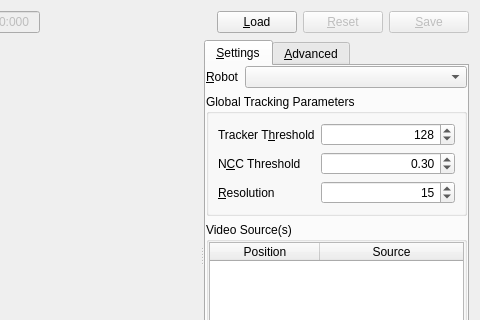
dysonltd-zz/gts, file app/src/tools/core/tabs/TrackRobotWidget.ui: the form before one commit; both pictures show x 277 to 757 and y 0 to 320 of the 757 by 480 pixel window.
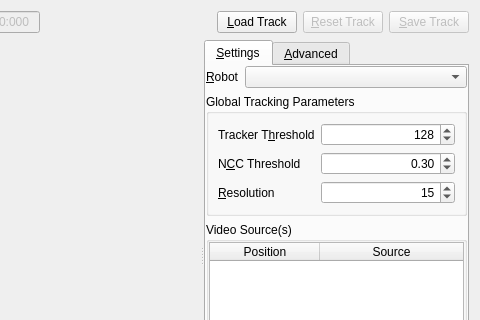
The form after the commit. Icons and pictures are not drawn. Custom widgets are drawn as their Qt base class.

Commit message: Renamed buttons

What changed in the file:
```diff
--- a/app/src/tools/core/tabs/TrackRobotWidget.ui
+++ b/app/src/tools/core/tabs/TrackRobotWidget.ui
@@ -265,7 +265,7 @@
         <bool>true</bool>
        </property>
        <property name="text">
-        <string>&amp;Load</string>
+        <string>&amp;Load Track</string>
        </property>
       </widget>
      </item>
@@ -275,7 +275,7 @@
         <bool>false</bool>
        </property>
        <property name="text">
-        <string>&amp;Reset</string>
+        <string>&amp;Reset Track</string>
        </property>
       </widget>
      </item>
@@ -285,7 +285,7 @@
         <bool>false</bool>
        </property>
        <property name="text">
-        <string>&amp;Save</string>
+        <string>&amp;Save Track</string>
        </property>
       </widget>
      </item>
```
